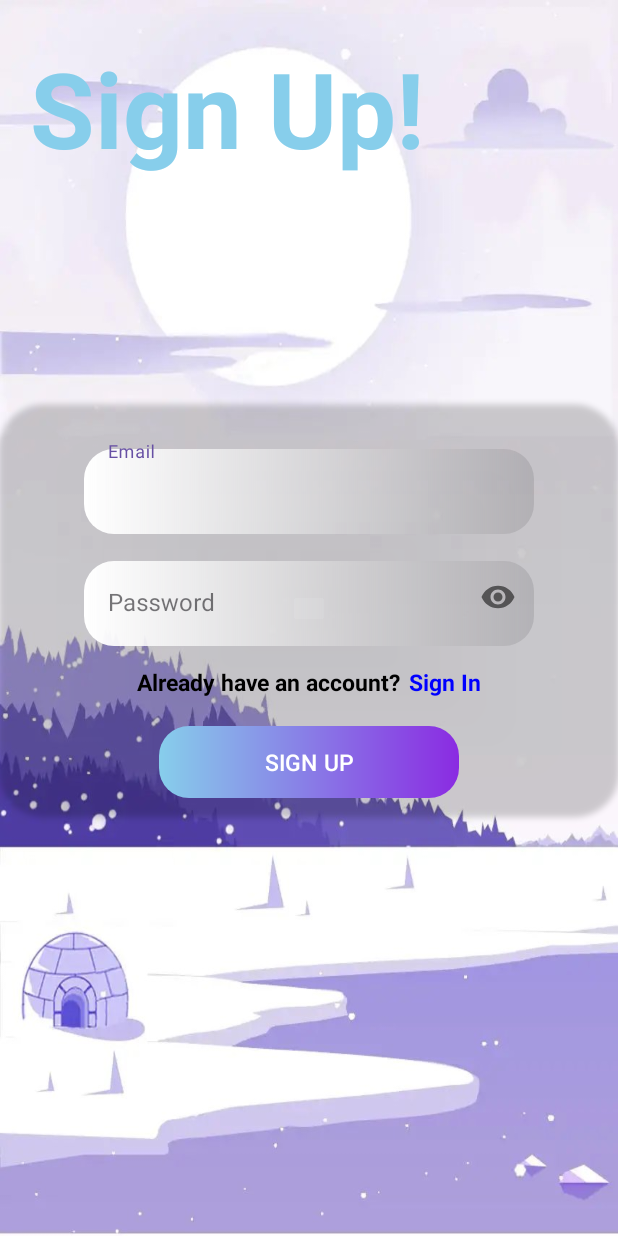
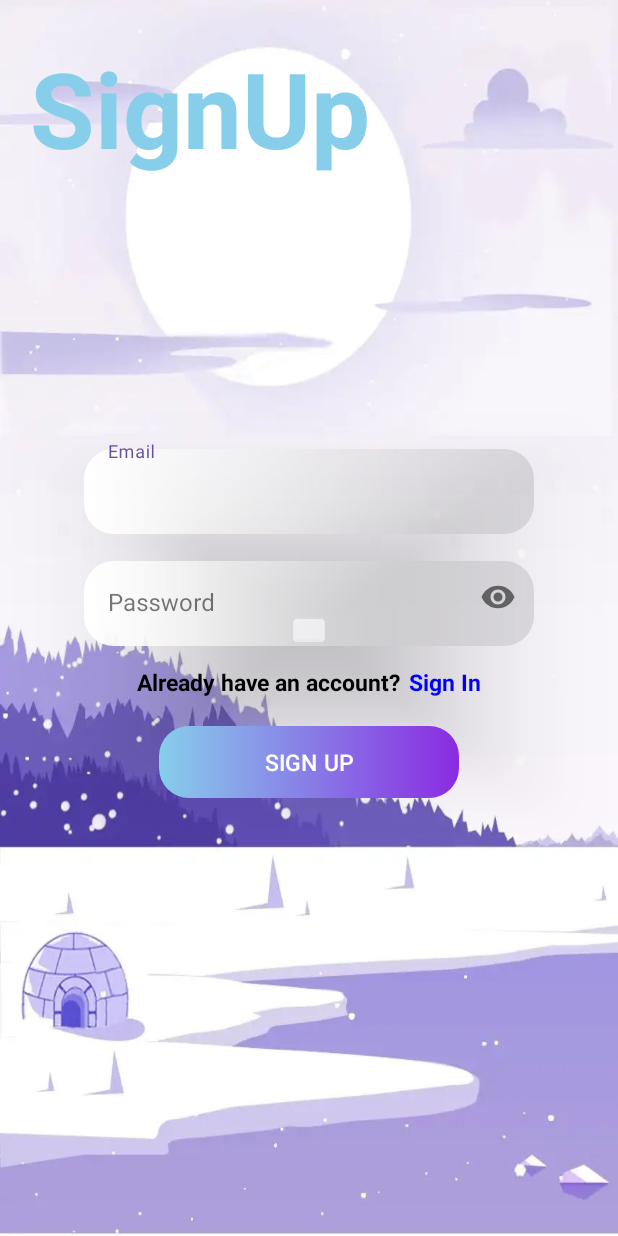
Before and after one commit to ducduyyy/MusicAppPlayer, an Android app: the SignUpActivity screen opened directly, with no data from a screen before it, on a phone screen of 412 x 824 dp. Run offline under Robolectric (Android 15) with nearby library versions, the phone set to English and light mode, and no system bars; our stand-ins replace Firebase (no records; nobody signed in at launch, a user with empty details on screens opened directly).

Commit message:
update homepage

```diff
--- a/app/build.gradle
+++ b/app/build.gradle
@@ -52,6 +52,8 @@ dependencies {
     implementation(platform("com.google.firebase:firebase-bom:32.8.0"))
     implementation("com.google.firebase:firebase-auth")
     implementation("com.google.android.gms:play-services-auth:21.0.0")
+    //support
+
 
 
 }
--- a/app/src/main/AndroidManifest.xml
+++ b/app/src/main/AndroidManifest.xml
@@ -17,7 +17,9 @@
             android:exported="false" />
         <activity
             android:name=".activity.MainActivity"
-            android:exported="false" />
+            android:exported="false" >
+
+        </activity>
         <activity
             android:name=".activity.SignInActivity"
             android:exported="true">
--- a/app/src/main/res/layout/activity_sign_up.xml
+++ b/app/src/main/res/layout/activity_sign_up.xml
@@ -13,7 +13,7 @@
         android:id="@+id/textView2"
         android:layout_width="match_parent"
         android:layout_height="wrap_content"
-        android:text="Sign Up!"
+        android:text="SignUp"
         android:textColor="@color/SkyBlue"
         android:textSize="70dp"
         android:paddingStart="20dp"
@@ -22,20 +22,18 @@
 
     <androidx.cardview.widget.CardView
         android:layout_width="match_parent"
-        android:layout_height="274dp"
+        android:layout_height="300dp"
         android:layout_marginTop="150dp"
-        android:padding="0dp"
         app:cardCornerRadius="30dp"
-        app:backgroundTint="@null"
-        app:cardBackgroundColor="@android:color/transparent"
-        android:background="@drawable/custom_border">
+        app:cardBackgroundColor="@android:color/transparent">
 
 
         <com.google.android.material.textfield.TextInputLayout
             style="@style/Widget.MaterialComponents.TextInputLayout.OutlinedBox"
             android:layout_width="match_parent"
             android:layout_height="wrap_content"
-            android:layout_marginTop="25dp">
+            android:layout_marginTop="25dp"
+            app:boxBackgroundColor="@android:color/transparent">
 
             <com.google.android.material.textfield.TextInputEditText
                 android:id="@+id/email"
```
Also changed, not shown: app/src/main/java/com/example/musicappplayer/activity/MainActivity.java (+23 -0 lines), app/src/main/java/com/example/musicappplayer/adapter/MainViewPagerAdapter.java (added, +38 -0 lines), app/src/main/java/com/example/musicappplayer/fragment/FragmentHome.java (added, +23 -0 lines), app/src/main/java/com/example/musicappplayer/fragment/FragmentSearch.java (added, +24 -0 lines), app/src/main/res/layout/activity_main.xml (+7 -6 lines), app/src/main/res/layout/activity_sign_in.xml (+5 -4 lines), app/src/main/res/layout/fragment_home.xml (added, +7 -0 lines), app/src/main/res/layout/fragment_search.xml (added, +7 -0 lines), app/src/main/res/drawable/mingu.png (added).
